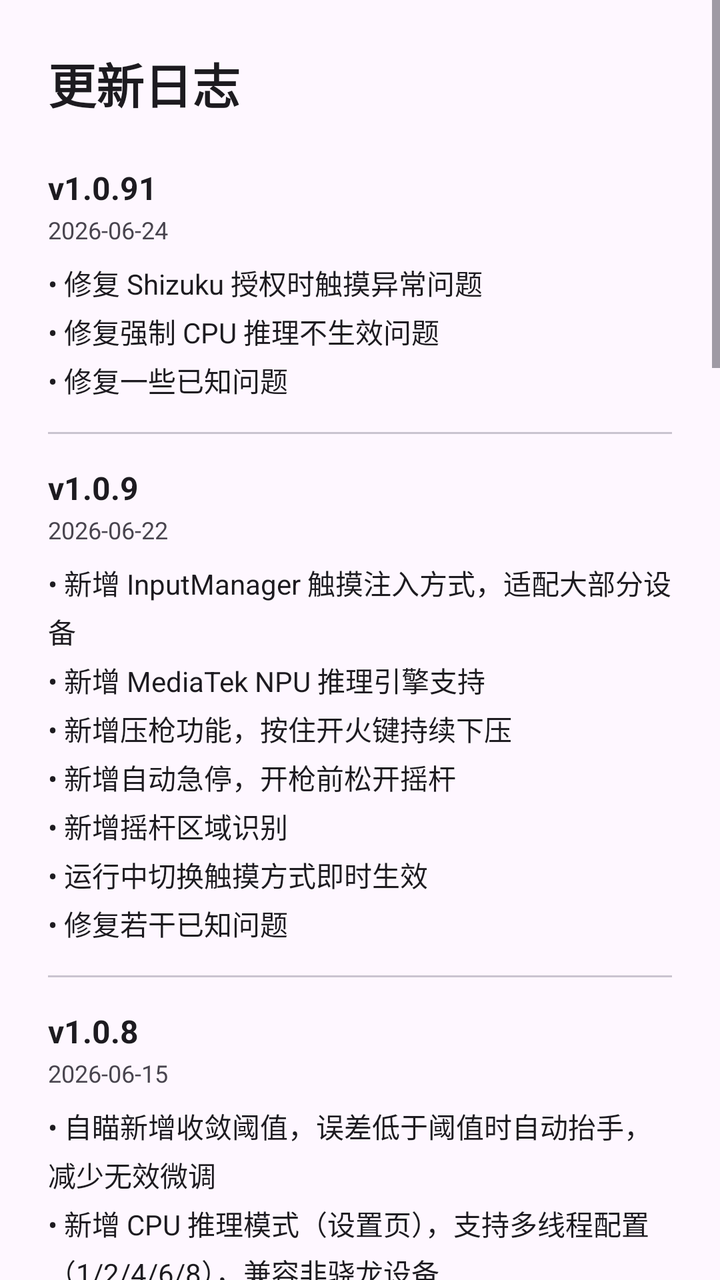
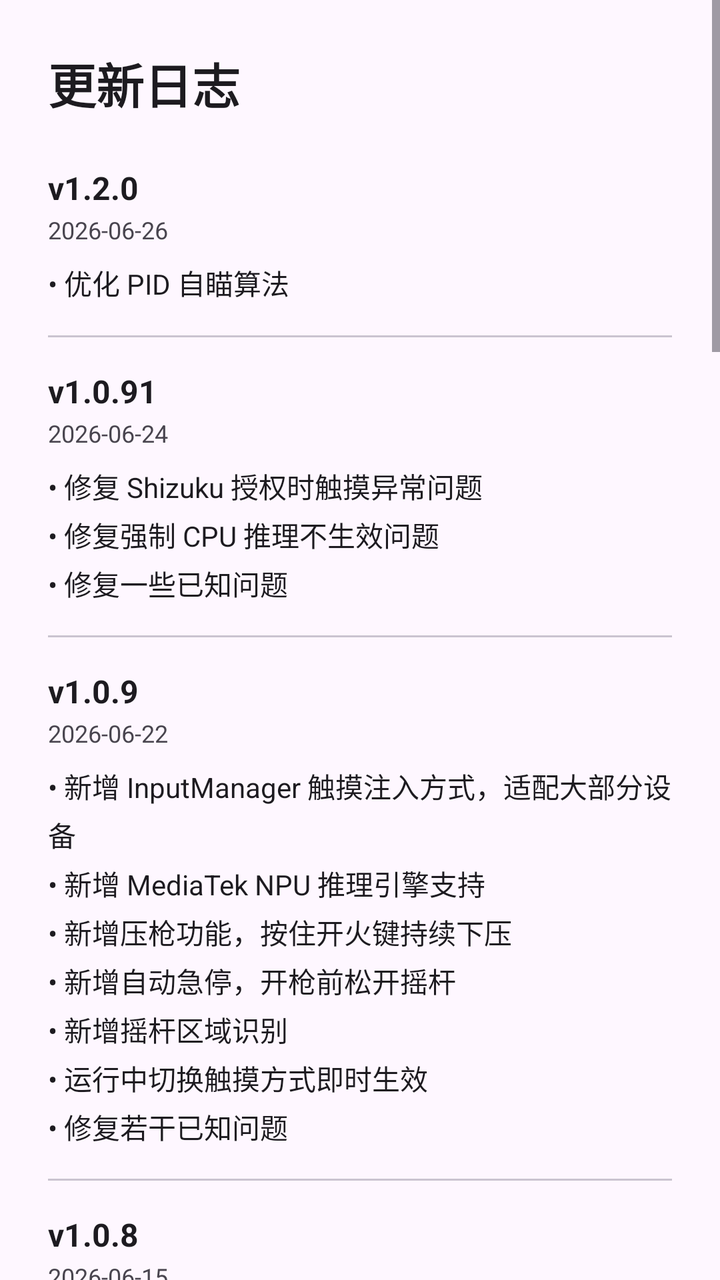

The first picture is an Android layout as it rendered before a commit; the second is the same layout after the commit. The layout source and the unified diff follow.
<!-- AndroidManifest.xml: application theme Theme.Aimbot -->
<!-- res/layout/dialog_changelog.xml -->
<?xml version="1.0" encoding="utf-8"?>
<ScrollView xmlns:android="http://schemas.android.com/apk/res/android"
    android:layout_width="match_parent"
    android:layout_height="wrap_content">

<LinearLayout
    android:layout_width="match_parent"
    android:layout_height="wrap_content"
    android:orientation="vertical"
    android:paddingTop="24dp"
    android:paddingBottom="16dp"
    android:paddingStart="24dp"
    android:paddingEnd="24dp">

    <TextView
        android:layout_width="wrap_content"
        android:layout_height="wrap_content"
        android:text="更新日志"
        android:textSize="24sp"
        android:textColor="?attr/colorOnSurface"
        android:textStyle="bold" />

    <LinearLayout
        android:layout_width="match_parent"
        android:layout_height="wrap_content"
        android:orientation="vertical"
        android:layout_marginTop="24dp">

        
        <LinearLayout
            android:layout_width="match_parent"
            android:layout_height="wrap_content"
            android:orientation="vertical">

            <TextView
                android:layout_width="wrap_content"
                android:layout_height="wrap_content"
                android:text="v1.0.91"
                android:textSize="16sp"
                android:textColor="?attr/colorOnSurface"
                android:textStyle="bold" />

            <TextView
                android:layout_width="wrap_content"
                android:layout_height="wrap_content"
                android:text="2026-06-24"
                android:textSize="12sp"
                android:textColor="?attr/colorOnSurfaceVariant"
                android:layout_marginTop="2dp" />

            <TextView
                android:layout_width="wrap_content"
                android:layout_height="wrap_content"
                android:text="• 修复 Shizuku 授权时触摸异常问题\n• 修复强制 CPU 推理不生效问题\n• 修复一些已知问题"
                android:textSize="14sp"
                android:textColor="?attr/colorOnSurface"
                android:layout_marginTop="8dp"
                android:lineSpacingExtra="4dp" />
        </LinearLayout>

        <View
            android:layout_width="match_parent"
            android:layout_height="1dp"
            android:background="?attr/colorOutlineVariant"
            android:layout_marginTop="16dp"
            android:layout_marginBottom="16dp" />

        
        <LinearLayout
            android:layout_width="match_parent"
            android:layout_height="wrap_content"
            android:orientation="vertical">

            <TextView
                android:layout_width="wrap_content"
                android:layout_height="wrap_content"
                android:text="v1.0.9"
                android:textSize="16sp"
                android:textColor="?attr/colorOnSurface"
                android:textStyle="bold" />

            <TextView
                android:layout_width="wrap_content"
                android:layout_height="wrap_content"
                android:text="2026-06-22"
                android:textSize="12sp"
                android:textColor="?attr/colorOnSurfaceVariant"
                android:layout_marginTop="2dp" />

            <TextView
                android:layout_width="wrap_content"
                android:layout_height="wrap_content"
                android:text="• 新增 InputManager 触摸注入方式，适配大部分设备\n• 新增 MediaTek NPU 推理引擎支持\n• 新增压枪功能，按住开火键持续下压\n• 新增自动急停，开枪前松开摇杆\n• 新增摇杆区域识别\n• 运行中切换触摸方式即时生效\n• 修复若干已知问题"
                android:textSize="14sp"
                android:textColor="?attr/colorOnSurface"
                android:layout_marginTop="8dp"
                android:lineSpacingExtra="4dp" />
        </LinearLayout>

        <View
            android:layout_width="match_parent"
            android:layout_height="1dp"
            android:background="?attr/colorOutlineVariant"
            android:layout_marginTop="16dp"
            android:layout_marginBottom="16dp" />

        
        <LinearLayout
            android:layout_width="match_parent"
            android:layout_height="wrap_content"
            android:orientation="vertical">

            <TextView
                android:layout_width="wrap_content"
                android:layout_height="wrap_content"
                android:text="v1.0.8"
                android:textSize="16sp"
                android:textColor="?attr/colorOnSurface"
                android:textStyle="bold" />

            <TextView
                android:layout_width="wrap_content"
                android:layout_height="wrap_content"
                android:text="2026-06-15"
                android:textSize="12sp"
                android:textColor="?attr/colorOnSurfaceVariant"
                android:layout_marginTop="2dp" />

            <TextView
                android:layout_width="wrap_content"
                android:layout_height="wrap_content"
                android:text="• 自瞄新增收敛阈值，误差低于阈值时自动抬手，减少无效微调\n• 新增 CPU 推理模式（设置页），支持多线程配置（1/2/4/6/8），兼容非骁龙设备\n• 主界面与悬浮窗模型选择双向同步\n• 模型选择持久化，重启后自动恢复上次选择\n• 设置页 UI 完善，选项保存修复\n• 优化系统 tab 布局，区域设置入口调整\n• 修复若干已知问题"
                android:textSize="14sp"
                android:textColor="?attr/colorOnSurface"
                android:layout_marginTop="8dp"
                android:lineSpacingExtra="4dp" />
        </LinearLayout>

        <View
            android:layout_width="match_parent"
            android:layout_height="1dp"
            android:background="?attr/colorOutlineVariant"
            android:layout_marginTop="16dp"
            android:layout_marginBottom="16dp" />

        
        <LinearLayout
            android:layout_width="match_parent"
            android:layout_height="wrap_content"
            android:orientation="vertical">

            <TextView
                android:layout_width="wrap_content"
                android:layout_height="wrap_content"
                android:text="v1.0.7"
                android:textSize="16sp"
                android:textColor="?attr/colorOnSurface"
                android:textStyle="bold" />

            <TextView
                android:layout_width="wrap_content"
                android:layout_height="wrap_content"
                android:text="2026-06-07"
                android:textSize="12sp"
                android:textColor="?attr/colorOnSurfaceVariant"
                android:layout_marginTop="2dp" />

            <TextView
                android:layout_width="wrap_content"
                android:layout_height="wrap_content"
                android:text="• 新增多款检测模型，覆盖更多游戏场景\n• 自瞄与扳机支持多目标类别选择，可独立控制每类别的开关和参数\n• 录屏功能优化，提升稳定性和兼容性\n• 修复目标类别选择状态不保存的问题\n• 修复若干已知问题，提升整体稳定性"
                android:textSize="14sp"
                android:textColor="?attr/colorOnSurface"
                android:layout_marginTop="8dp"
                android:lineSpacingExtra="4dp" />
        </LinearLayout>

        <View
            android:layout_width="match_parent"
            android:layout_height="1dp"
            android:background="?attr/colorOutlineVariant"
            android:layout_marginTop="16dp"
            android:layout_marginBottom="16dp" />

        
        <LinearLayout
            android:layout_width="match_parent"
            android:layout_height="wrap_content"
            android:orientation="vertical">

            <TextView
                android:layout_width="wrap_content"
                android:layout_height="wrap_content"
                android:text="v1.0.6"
                android:textSize="16sp"
                android:textColor="?attr/colorOnSurface"
                android:textStyle="bold" />

            <TextView
                android:layout_width="wrap_content"
                android:layout_height="wrap_content"
                android:text="2026-06-05"
                android:textSize="12sp"
                android:textColor="?attr/colorOnSurfaceVariant"
                android:layout_marginTop="2dp" />

            <TextView
                android:layout_width="wrap_content"
                android:layout_height="wrap_content"
                android:text="• 新增 Root 模式支持，有 su 授权时无需 Shizuku\n• 自动检测 Root 权限，优先使用 Root，无 Root 时回退 Shizuku\n• 主界面状态栏显示当前权限模式（Root模式/Shizuku）"
                android:textSize="14sp"
                android:textColor="?attr/colorOnSurface"
                android:layout_marginTop="8dp"
                android:lineSpacingExtra="4dp" />
        </LinearLayout>

        <View
            android:layout_width="match_parent"
            android:layout_height="1dp"
            android:background="?attr/colorOutlineVariant"
            android:layout_marginTop="16dp"
            android:layout_marginBottom="16dp" />

        
        <LinearLayout
            android:layout_width="match_parent"
            android:layout_height="wrap_content"
            android:orientation="vertical">

            <TextView
                android:layout_width="wrap_content"
                android:layout_height="wrap_content"
                android:text="v1.0.5"
                android:textSize="16sp"
                android:textColor="?attr/colorOnSurface"
                android:textStyle="bold" />

            <TextView
                android:layout_width="wrap_content"
                android:layout_height="wrap_content"
                android:text="2026-06-02"
                android:textSize="12sp"
                android:textColor="?attr/colorOnSurfaceVariant"
                android:layout_marginTop="2dp" />

            <TextView
                android:layout_width="wrap_content"
                android:layout_height="wrap_content"
                android:text="• 新增贝塞尔曲线自瞄模式，慢-快-慢平滑移动，模拟人手拖拽\n• 支持调节持续时间、曲线弯曲、随机幅度参数\n• 贝塞尔模式下实时预览移动路径曲线图\n• 修复贝塞尔自瞄方向错误和过冲问题\n• 删除重定阈值参数"
                android:textSize="14sp"
                android:textColor="?attr/colorOnSurface"
                android:layout_marginTop="8dp"
                android:lineSpacingExtra="4dp" />
        </LinearLayout>

        <View
            android:layout_width="match_parent"
            android:layout_height="1dp"
            android:background="?attr/colorOutlineVariant"
            android:layout_marginTop="16dp"
            android:layout_marginBottom="16dp" />

        
        <LinearLayout
            android:layout_width="match_parent"
            android:layout_height="wrap_content"
            android:orientation="vertical">

            <TextView
                android:layout_width="wrap_content"
                android:layout_height="wrap_content"
                android:text="v1.0.4"
                android:textSize="16sp"
                android:textColor="?attr/colorOnSurface"
                android:textStyle="bold" />

            <TextView
                android:layout_width="wrap_content"
                android:layout_height="wrap_content"
                android:text="2026-06-02"
                android:textSize="12sp"
                android:textColor="?attr/colorOnSurfaceVariant"
                android:layout_marginTop="2dp" />

            <TextView
                android:layout_width="wrap_content"
                android:layout_height="wrap_content"
                android:text="• 修复切换模型时推理未停止导致崩溃的问题\n• 修复若干已知问题，提升稳定性"
                android:textSize="14sp"
                android:textColor="?attr/colorOnSurface"
                android:layout_marginTop="8dp"
                android:lineSpacingExtra="4dp" />
        </LinearLayout>

        <View
            android:layout_width="match_parent"
            android:layout_height="1dp"
            android:background="?attr/colorOutlineVariant"
            android:layout_marginTop="16dp"
            android:layout_marginBottom="16dp" />

        
        <LinearLayout
            android:layout_width="match_parent"
            android:layout_height="wrap_content"
            android:orientation="vertical">

            <TextView
                android:layout_width="wrap_content"
                android:layout_height="wrap_content"
                android:text="v1.0.3"
                android:textSize="16sp"
                android:textColor="?attr/colorOnSurface"
                android:textStyle="bold" />

            <TextView
                android:layout_width="wrap_content"
                android:layout_height="wrap_content"
                android:text="2026-05-23"
                android:textSize="12sp"
                android:textColor="?attr/colorOnSurfaceVariant"
                android:layout_marginTop="2dp" />

            <TextView
                android:layout_width="wrap_content"
                android:layout_height="wrap_content"
                android:text="• 自瞄 Y 偏移改为比例偏移（按目标高度），支持打身体\n• 自瞄新增随机摆动，模拟人手微调\n• 自瞄新增预测强度，提前追踪移动目标\n• 扳机新增 Y 范围扩大参数，向下扩展触发区域\n• 修复模型选择关闭面板后不保持的 bug\n• 删除 X 偏移参数"
                android:textSize="14sp"
                android:textColor="?attr/colorOnSurface"
                android:layout_marginTop="8dp"
                android:lineSpacingExtra="4dp" />
        </LinearLayout>

        <View
            android:layout_width="match_parent"
            android:layout_height="1dp"
            android:background="?attr/colorOutlineVariant"
            android:layout_marginTop="16dp"
            android:layout_marginBottom="16dp" />

        
        <LinearLayout
            android:layout_width="match_parent"
            android:layout_height="wrap_content"
            android:orientation="vertical">

            <TextView
                android:layout_width="wrap_content"
                android:layout_height="wrap_content"
                android:text="v1.0.2"
                android:textSize="16sp"
                android:textColor="?attr/colorOnSurface"
                android:textStyle="bold" />

            <TextView
                android:layout_width="wrap_content"
                android:layout_height="wrap_content"
                android:text="2026-05-21"
                android:textSize="12sp"
                android:textColor="?attr/colorOnSurfaceVariant"
                android:layout_marginTop="2dp" />

            <TextView
                android:layout_width="wrap_content"
                android:layout_height="wrap_content"
                android:text="• 修复配置参数不生效的 bug\n• 区域设置改为按钮点击操作"
                android:textSize="14sp"
                android:textColor="?attr/colorOnSurface"
                android:layout_marginTop="8dp"
                android:lineSpacingExtra="4dp" />
        </LinearLayout>

        <View
            android:layout_width="match_parent"
            android:layout_height="1dp"
            android:background="?attr/colorOutlineVariant"
            android:layout_marginTop="16dp"
            android:layout_marginBottom="16dp" />

        
        <LinearLayout
            android:layout_width="match_parent"
            android:layout_height="wrap_content"
            android:orientation="vertical">

            <TextView
                android:layout_width="wrap_content"
                android:layout_height="wrap_content"
                android:text="v1.0.1"
                android:textSize="16sp"
                android:textColor="?attr/colorOnSurface"
                android:textStyle="bold" />

            <TextView
                android:layout_width="wrap_content"
                android:layout_height="wrap_content"
                android:text="2026-05-20"
                android:textSize="12sp"
                android:textColor="?attr/colorOnSurfaceVariant"
                android:layout_marginTop="2dp" />

            <TextView
                android:layout_width="wrap_content"
                android:layout_height="wrap_content"
                android:text="• UI 细节优化，体验更流畅\n• 修复若干已知问题"
                android:textSize="14sp"
                android:textColor="?attr/colorOnSurface"
                android:layout_marginTop="8dp"
                android:lineSpacingExtra="4dp" />
        </LinearLayout>

        <View
            android:layout_width="match_parent"
            android:layout_height="1dp"
            android:background="?attr/colorOutlineVariant"
            android:layout_marginTop="16dp"
            android:layout_marginBottom="16dp" />

        
        <LinearLayout
            android:layout_width="match_parent"
            android:layout_height="wrap_content"
            android:orientation="vertical">

            <TextView
                android:layout_width="wrap_content"
                android:layout_height="wrap_content"
                android:text="v1.0.0"
                android:textSize="16sp"
                android:textColor="?attr/colorOnSurface"
                android:textStyle="bold" />

            <TextView
                android:layout_width="wrap_content"
                android:layout_height="wrap_content"
                android:text="2026-05-18"
                android:textSize="12sp"
                android:textColor="?attr/colorOnSurfaceVariant"
                android:layout_marginTop="2dp" />

            <TextView
                android:layout_width="wrap_content"
                android:layout_height="wrap_content"
                android:text="• AI 目标检测，支持骁龙 QNN 硬件加速\n• 自瞄模式，智能追踪目标\n• 扳机模式，精准触发射击\n• 多精度模型可选"
                android:textSize="14sp"
                android:textColor="?attr/colorOnSurface"
                android:layout_marginTop="8dp"
                android:lineSpacingExtra="4dp" />
        </LinearLayout>

    </LinearLayout>

</LinearLayout>

</ScrollView>
<!-- resources referenced by this layout -->
<resources>
  <style name="Theme.Aimbot" parent="Base.Theme.Aimbot" />
  <style name="Base.Theme.Aimbot" parent="Theme.Material3.DayNight.NoActionBar">
          
          
      </style>
</resources>

<!-- the commit's change to res/layout/dialog_changelog.xml (unified diff, before → after) -->
@@ -35,6 +35,45 @@
             <TextView
                 android:layout_width="wrap_content"
                 android:layout_height="wrap_content"
+                android:text="v1.2.0"
+                android:textSize="16sp"
+                android:textColor="?attr/colorOnSurface"
+                android:textStyle="bold" />
+
+            <TextView
+                android:layout_width="wrap_content"
+                android:layout_height="wrap_content"
+                android:text="2026-06-26"
+                android:textSize="12sp"
+                android:textColor="?attr/colorOnSurfaceVariant"
+                android:layout_marginTop="2dp" />
+
+            <TextView
+                android:layout_width="wrap_content"
+                android:layout_height="wrap_content"
+                android:text="• 优化 PID 自瞄算法"
+                android:textSize="14sp"
+                android:textColor="?attr/colorOnSurface"
+                android:layout_marginTop="8dp"
+                android:lineSpacingExtra="4dp" />
+        </LinearLayout>
+
+        <View
+            android:layout_width="match_parent"
+            android:layout_height="1dp"
+            android:background="?attr/colorOutlineVariant"
+            android:layout_marginTop="16dp"
+            android:layout_marginBottom="16dp" />
+
+        
+        <LinearLayout
+            android:layout_width="match_parent"
+            android:layout_height="wrap_content"
+            android:orientation="vertical">
+
+            <TextView
+                android:layout_width="wrap_content"
+                android:layout_height="wrap_content"
                 android:text="v1.0.91"
                 android:textSize="16sp"
                 android:textColor="?attr/colorOnSurface"
